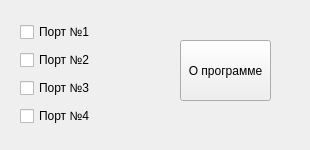
Before: the Qt Designer form mainWindow.ui in proximummax/BestProject, drawn with Qt 5.
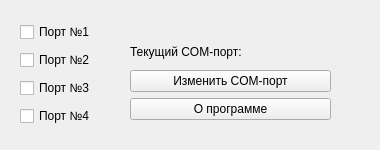
After: the same form once the commit is applied.

Commit message: Added "cycle of windows"

Patch:
```diff
--- a/mainWindow.ui
+++ b/mainWindow.ui
@@ -9,7 +9,7 @@
    <rect>
     <x>0</x>
     <y>0</y>
-    <width>310</width>
+    <width>380</width>
     <height>150</height>
    </rect>
   </property>
@@ -21,13 +21,13 @@
   </property>
   <property name="minimumSize">
    <size>
-    <width>310</width>
+    <width>380</width>
     <height>150</height>
    </size>
   </property>
   <property name="maximumSize">
    <size>
-    <width>310</width>
+    <width>380</width>
     <height>150</height>
    </size>
   </property>
@@ -75,17 +75,34 @@
      </item>
     </layout>
    </widget>
-   <widget class="QPushButton" name="pushButton_programInfo">
+   <widget class="QWidget" name="verticalLayoutWidget_2">
     <property name="geometry">
      <rect>
-      <x>180</x>
+      <x>130</x>
       <y>40</y>
-      <width>91</width>
-      <height>61</height>
+      <width>201</width>
+      <height>80</height>
      </rect>
     </property>
+    <layout class="QVBoxLayout" name="verticalLayout_2">
+     <item>
+      <widget class="QLabel" name="label_currentSerialPort">
+       <property name="text">
+        <string>Текущий COM-порт: </string>
+       </property>
+      </widget>
+     </item>
+     <item>
+      <widget class="QPushButton" name="pushButton_changeSerialPort">
+       <property name="text">
+        <string>Изменить COM-порт</string>
+       </property>
+      </widget>
+     </item>
+     <item>
+      <widget class="QPushButton" name="pushButton_programInfo">
     <property name="sizePolicy">
-     <sizepolicy hsizetype="Fixed" vsizetype="Fixed">
+        <sizepolicy hsizetype="Preferred" vsizetype="Fixed">
       <horstretch>0</horstretch>
       <verstretch>0</verstretch>
      </sizepolicy>
@@ -93,6 +110,9 @@
     <property name="text">
      <string>О программе</string>
     </property>
+      </widget>
+     </item>
+    </layout>
    </widget>
   </widget>
  </widget>
```
Lines whose indentation alone changed are shown as unchanged. The commit also changes 5 other files.
